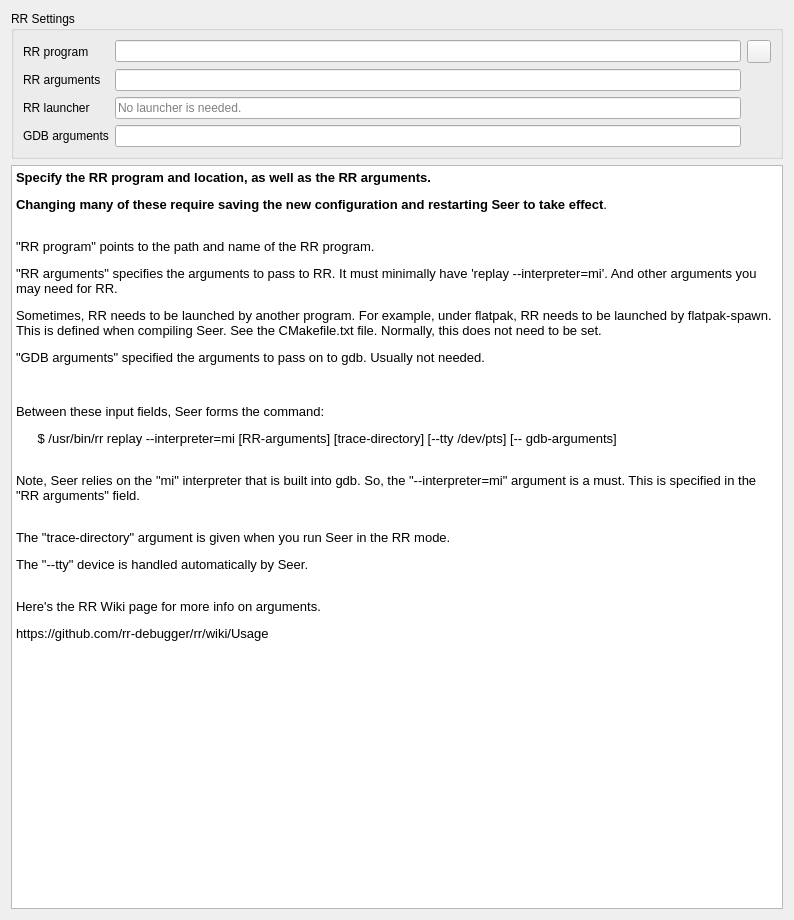
This is src/SeerRRConfigPage.ui in epasveer/seer as Qt 5 draws it before an edit. The edited form follows.
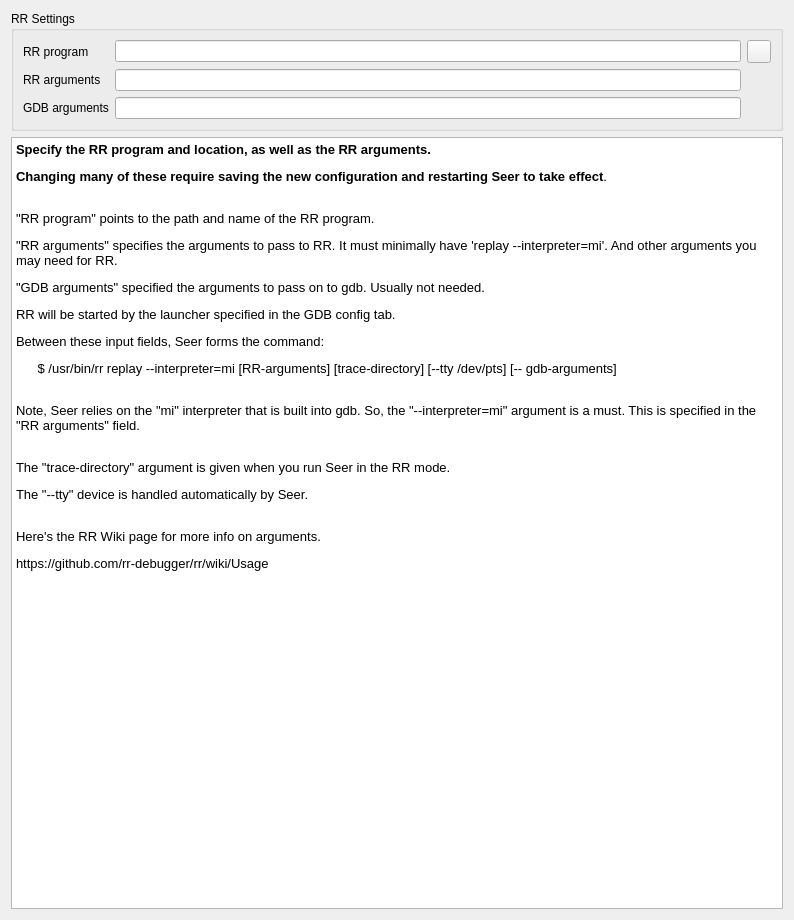
This is the edited form. Icons and pictures are not drawn.

Commit message: Simply launcher code. Make it changable.

What changed in the file:
```diff
--- a/src/SeerRRConfigPage.ui
+++ b/src/SeerRRConfigPage.ui
@@ -20,13 +20,6 @@
       <string>RR Settings</string>
      </property>
      <layout class="QGridLayout" name="gridLayout">
-      <item row="0" column="0">
-       <widget class="QLabel" name="gdbProgramLabel">
-        <property name="text">
-         <string>RR program</string>
-        </property>
-       </widget>
-      </item>
       <item row="0" column="1">
        <widget class="QLineEdit" name="rrProgramLineEdit">
         <property name="toolTip">
@@ -37,6 +30,30 @@
         </property>
        </widget>
       </item>
+      <item row="0" column="0">
+       <widget class="QLabel" name="gdbProgramLabel">
+        <property name="text">
+         <string>RR program</string>
+        </property>
+       </widget>
+      </item>
+      <item row="1" column="0">
+       <widget class="QLabel" name="rrArgumentsLabel">
+        <property name="text">
+         <string>RR arguments</string>
+        </property>
+       </widget>
+      </item>
+      <item row="2" column="1">
+       <widget class="QLineEdit" name="gdbArgumentsLineEdit">
+        <property name="toolTip">
+         <string>Any extra arguments to pass to the gdb debugger.</string>
+        </property>
+        <property name="clearButtonEnabled">
+         <bool>true</bool>
+        </property>
+       </widget>
+      </item>
       <item row="0" column="2">
        <widget class="QToolButton" name="rrProgramToolButton">
         <property name="toolTip">
@@ -51,13 +68,6 @@
         </property>
        </widget>
       </item>
-      <item row="1" column="0">
-       <widget class="QLabel" name="rrArgumentsLabel">
-        <property name="text">
-         <string>RR arguments</string>
-        </property>
-       </widget>
-      </item>
       <item row="1" column="1">
        <widget class="QLineEdit" name="rrArgumentsLineEdit">
         <property name="toolTip">
@@ -69,48 +79,12 @@
        </widget>
       </item>
       <item row="2" column="0">
-       <widget class="QLabel" name="rrLauncherLabel">
-        <property name="text">
-         <string>RR launcher</string>
-        </property>
-       </widget>
-      </item>
-      <item row="2" column="1">
-       <widget class="QLineEdit" name="rrLauncherLineEdit">
-        <property name="toolTip">
-         <string>The program, if needed, to launch the RR binary.</string>
-        </property>
-        <property name="text">
-         <string/>
-        </property>
-        <property name="readOnly">
-         <bool>true</bool>
-        </property>
-        <property name="placeholderText">
-         <string>No launcher is needed.</string>
-        </property>
-        <property name="clearButtonEnabled">
-         <bool>true</bool>
-        </property>
-       </widget>
-      </item>
-      <item row="3" column="0">
        <widget class="QLabel" name="gdbArgumentsLabel">
         <property name="text">
          <string>GDB arguments</string>
         </property>
        </widget>
       </item>
-      <item row="3" column="1">
-       <widget class="QLineEdit" name="gdbArgumentsLineEdit">
-        <property name="toolTip">
-         <string>Any extra arguments to pass to the gdb debugger.</string>
-        </property>
-        <property name="clearButtonEnabled">
-         <bool>true</bool>
-        </property>
-       </widget>
-      </item>
      </layout>
     </widget>
    </item>
@@ -128,9 +102,8 @@
 &lt;p style=&quot; margin-top:12px; margin-bottom:12px; margin-left:0px; margin-right:0px; -qt-block-indent:0; text-indent:0px;&quot;&gt;&lt;span style=&quot; font-weight:600;&quot;&gt;Changing many of these require saving the new configuration and restarting Seer to take effect&lt;/span&gt;.&lt;/p&gt;
 &lt;p style=&quot; margin-top:12px; margin-bottom:12px; margin-left:0px; margin-right:0px; -qt-block-indent:0; text-indent:0px;&quot;&gt;&lt;span style=&quot; font-family:'Sans Serif';&quot;&gt;&lt;br /&gt;&amp;quot;RR program&amp;quot; points to the path and name of the RR program.&lt;/span&gt;&lt;/p&gt;
 &lt;p style=&quot; margin-top:12px; margin-bottom:12px; margin-left:0px; margin-right:0px; -qt-block-indent:0; text-indent:0px;&quot;&gt;&lt;span style=&quot; font-family:'Sans Serif';&quot;&gt;&amp;quot;RR arguments&amp;quot; specifies the arguments to pass to RR. It must minimally have 'replay --interpreter=mi'. And other arguments you may need for RR.&lt;/span&gt;&lt;/p&gt;
-&lt;p style=&quot; margin-top:0px; margin-bottom:0px; margin-left:0px; margin-right:0px; -qt-block-indent:0; text-indent:0px;&quot;&gt;Sometimes, RR needs to be launched by another program. For example, under flatpak, RR needs to be launched by flatpak-spawn. This is defined when compiling Seer. See the CMakefile.txt file. Normally, this does not need to be set.&lt;/p&gt;
 &lt;p style=&quot; margin-top:12px; margin-bottom:12px; margin-left:0px; margin-right:0px; -qt-block-indent:0; text-indent:0px;&quot;&gt;&lt;span style=&quot; font-family:'Sans Serif';&quot;&gt;&amp;quot;GDB arguments&amp;quot; specified the arguments to pass on to gdb. Usually not needed.&lt;/span&gt;&lt;/p&gt;
-&lt;p style=&quot;-qt-paragraph-type:empty; margin-top:12px; margin-bottom:12px; margin-left:0px; margin-right:0px; -qt-block-indent:0; text-indent:0px; font-family:'Sans Serif';&quot;&gt;&lt;br /&gt;&lt;/p&gt;
+&lt;p style=&quot; margin-top:12px; margin-bottom:12px; margin-left:0px; margin-right:0px; -qt-block-indent:0; text-indent:0px;&quot;&gt;RR will be started by the launcher specified in the GDB config tab.&lt;/p&gt;
 &lt;p style=&quot; margin-top:12px; margin-bottom:12px; margin-left:0px; margin-right:0px; -qt-block-indent:0; text-indent:0px;&quot;&gt;&lt;span style=&quot; font-family:'Sans Serif';&quot;&gt;Between these input fields, Seer forms the command:&lt;/span&gt;&lt;/p&gt;
 &lt;p style=&quot; margin-top:12px; margin-bottom:12px; margin-left:0px; margin-right:0px; -qt-block-indent:0; text-indent:0px;&quot;&gt;&lt;span style=&quot; font-family:'Sans Serif';&quot;&gt;      $ /usr/bin/rr replay --interpreter=mi [RR-arguments] [trace-directory] [--tty /dev/pts] [-- gdb-arguments] &lt;/span&gt;&lt;/p&gt;
 &lt;p style=&quot; margin-top:12px; margin-bottom:12px; margin-left:0px; margin-right:0px; -qt-block-indent:0; text-indent:0px;&quot;&gt;&lt;span style=&quot; font-family:'Sans Serif';&quot;&gt;&lt;br /&gt;&lt;/span&gt;Note, Seer relies on the &amp;quot;mi&amp;quot; interpreter that is built into gdb. So, the &amp;quot;--interpreter=mi&amp;quot; argument is a must. This is specified in the &amp;quot;RR arguments&amp;quot; field.&lt;/p&gt;
@@ -142,8 +115,6 @@
     </widget>
    </item>
   </layout>
-  <zorder>rrGroupBox</zorder>
-  <zorder>textBrowser</zorder>
  </widget>
  <resources>
   <include location="resource.qrc"/>
```
The commit also changes 10 other files.
